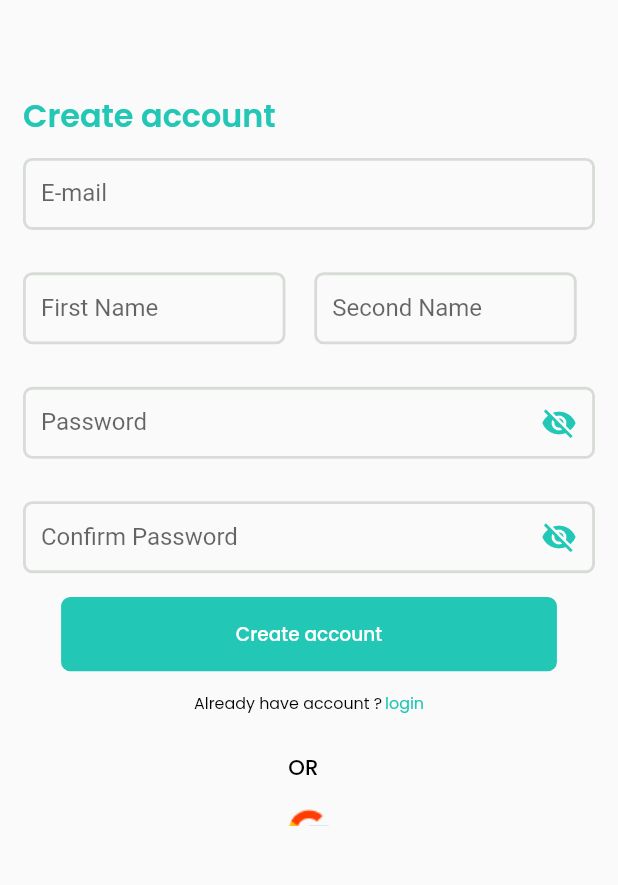
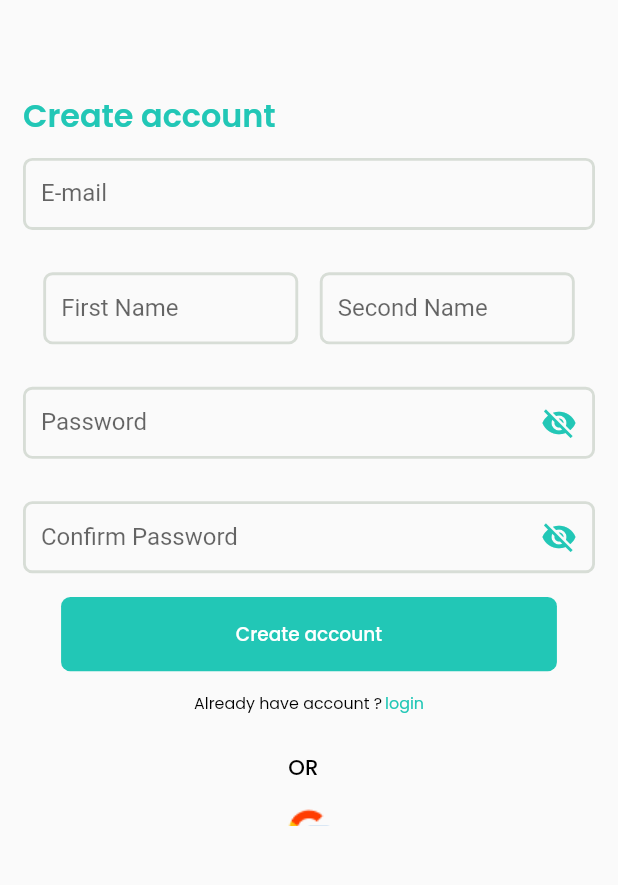
Before and after one commit to mostafa-hashem/Medlife_v2, a Flutter app: the SignUpScreen screen opened by its route, on a phone screen of 412 x 824 dp, the part 313-1198 px from its top. Run offline on Flutter 3.47's test engine with Material 2 defaults, Android fonts, the light colour scheme and no system bars; our stand-ins replace bloc, cloud_firestore, connectivity_plus, firebase_auth, firebase_core, flutter_bloc and 3 more; accounts and stored records are empty.

Commit message:
edit sign up, login

```diff
--- a/lib/features/sign_up/pages/sign_up.dart
+++ b/lib/features/sign_up/pages/sign_up.dart
@@ -49,9 +49,10 @@ class SignUpScreen extends StatelessWidget {
                       height: 32.h,
                     ),
                     Row(
+                      mainAxisAlignment: MainAxisAlignment.center,
                       children: [
                         SizedBox(
-                          width: 175,
+                          width: 170,
                           child: DefaultFormField(
                               controller: signUp.firstNameController,
                               type: TextInputType.name,
@@ -60,10 +61,10 @@ class SignUpScreen extends StatelessWidget {
                               label: "First Name"),
                         ),
                         SizedBox(
-                          width: 20.w,
+                          width: 15.w,
                         ),
                         SizedBox(
-                          width: 175,
+                          width: 170,
                           child: DefaultFormField(
                               controller: signUp.secondCameController,
                               type: TextInputType.name,
```
